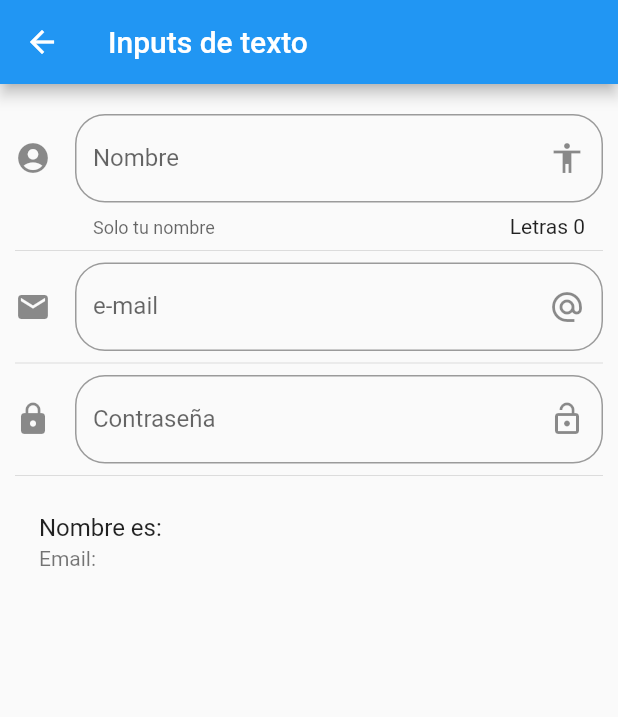
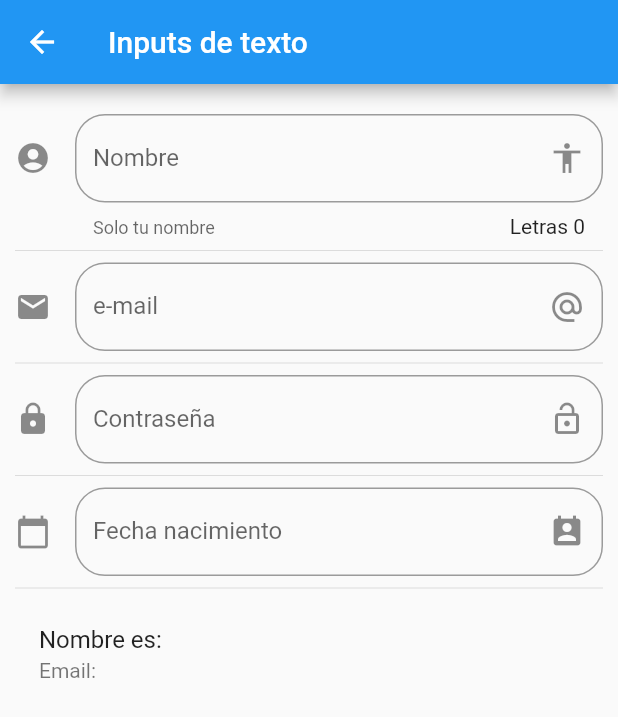
Before and after one commit to jalfonsosuarez/Flutter-Componentes, a Flutter app: the InputPage screen opened by its route, on a phone screen of 412 x 824 dp. Shown: the top 717 px of the screen. Run offline on Flutter 3.47's test engine with Material 2 defaults, Android fonts, the phone set to English and light mode, and no system bars.

Commit message:
Input fecha y asignar valor al Input.

```diff
--- a/lib/src/pages/input_page.dart
+++ b/lib/src/pages/input_page.dart
@@ -12,6 +12,9 @@ class _InputPageState extends State<InputPage> {
   String _nombre    = '';
   String _email     = '';
   String _password  = '';
+  String _fecha     = '';
+
+  TextEditingController _inputFieldDateController = new TextEditingController();
 
   @override
   Widget build(BuildContext context) {
@@ -27,6 +30,8 @@ class _InputPageState extends State<InputPage> {
           _crearEmail(),
           Divider(),
           _crearPassword(),
+          Divider(),
+          _crearFecha( context ),
           Divider(),
           _crearPersona(),
         ],
@@ -113,6 +118,47 @@ class _InputPageState extends State<InputPage> {
 
   }
 
+  Widget _crearFecha( BuildContext context ) {
+
+    return TextField(
+      enableInteractiveSelection: false,
+      controller: _inputFieldDateController,
+      decoration: InputDecoration(
+        border: OutlineInputBorder(
+          borderRadius: BorderRadius.circular( 20.0 ),
+
+        ),
+        hintText: 'Fecha nacimiento' ,
+        labelText: 'Fecha nacimiento',
+        suffixIcon: Icon( Icons.perm_contact_calendar ),
+        icon: Icon( Icons.calendar_today ),
+      ),
+      onTap: (){
+        FocusScope.of(context).requestFocus(new FocusNode());
+        _selectDate( context );
+      }
+    );
+
+  }
+
+  void _selectDate( BuildContext context ) async  {
+
+    DateTime picked = await showDatePicker(
+      context: context,
+      initialDate: new DateTime.now(),
+      firstDate: new DateTime(1960),
+      lastDate:  new DateTime(2025)
+    );
+
+    if (picked != null) {
+      setState(() {
+        _fecha = picked.toString();
+        _inputFieldDateController.text = _fecha;
+      });
+    }
+
+  }
+
   Widget _crearPersona() {
 
     return ListTile(
```
